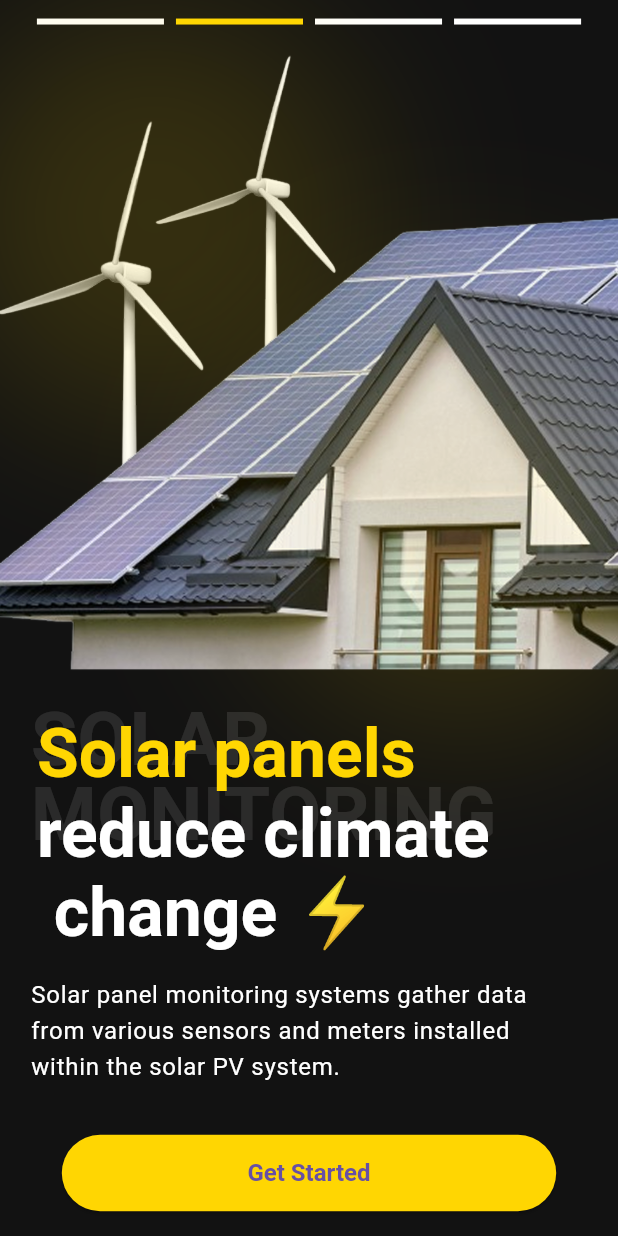
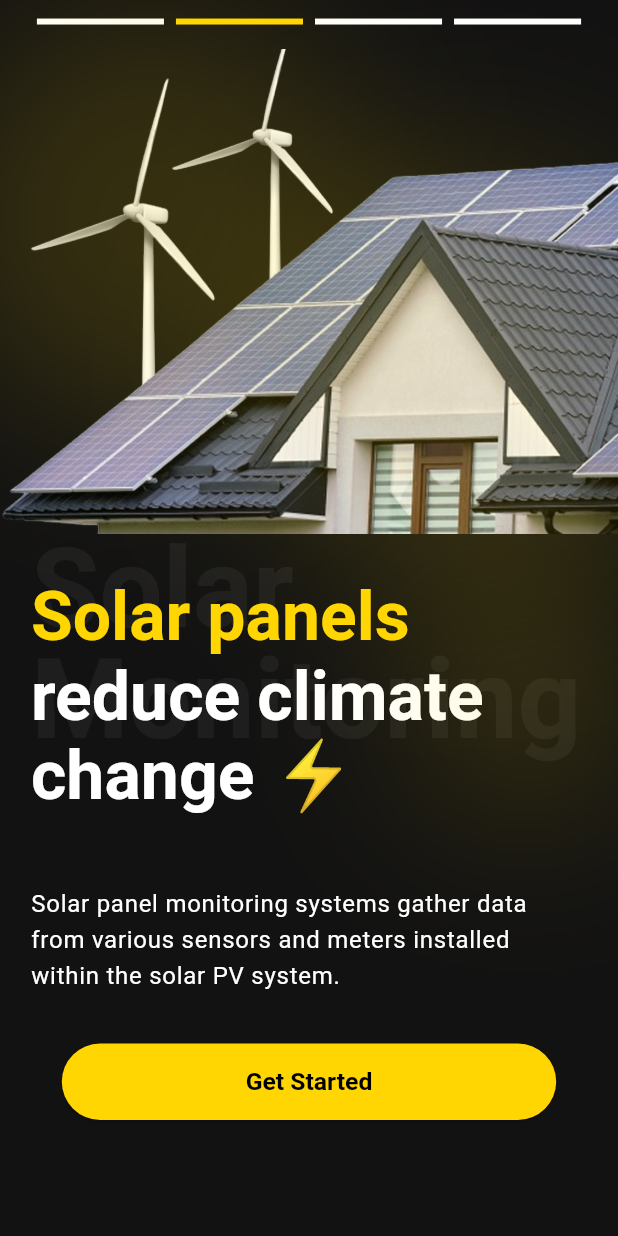
Before and after one commit to Elrmady09/solar_panel_monitoring_app, a Flutter app: the screen it shows after launch, on a phone screen of 412 x 824 dp. Run offline on Flutter 3.47's test engine with Material 3 defaults, Android fonts, the light colour scheme and no system bars; missing offline and left inert: dart:ffi.

Commit message:
Edit Onboard Page

```diff
--- /dev/null
+++ b/lib/core/utils/General Text.dart
@@ -0,0 +1,39 @@
+import 'package:flutter/material.dart';
+
+
+class GeneralText extends StatelessWidget {
+  const GeneralText({Key? key, required this.text, this.sizetext, this.fontWeight, this.color, this.padding, this.textAlign, this.maxLines, this.overflow, this.textDecoration, this.height, }) : super(key: key);
+  final String text;
+  final double? sizetext;
+  final FontWeight? fontWeight ;
+  final Color? color;
+  final EdgeInsets? padding;
+  final TextAlign? textAlign;
+  final int? maxLines;
+  final TextOverflow? overflow;
+  final TextDecoration? textDecoration;
+  final double? height;
+
+
+  @override
+  Widget build(BuildContext context) {
+    return Padding(
+      padding:padding ?? EdgeInsets.all(0) ,
+      child: Text(
+          text,
+        maxLines: maxLines,
+        overflow: overflow,
+        style: TextStyle(
+          fontSize: sizetext,
+          fontWeight:fontWeight,
+          color:color,
+          decoration: textDecoration,
+          decorationColor: Colors.black,
+            height:height,
+
+        ),
+        textAlign: textAlign,
+      ),
+    );
+  }
+}
--- a/lib/features/onboard/widgets/image_section.dart
+++ b/lib/features/onboard/widgets/image_section.dart
@@ -1,5 +1,6 @@
 
 import 'package:flutter/material.dart';
+import 'package:solar_panel_monitoring_app/features/onboard/widgets/yellow_shadow.dart';
 
 import '../../../core/constants/app_colors.dart';
 import '../../../core/constants/app_images.dart';
@@ -10,12 +11,11 @@ class ImageSection extends StatelessWidget {
   @override
   Widget build(BuildContext context) {
     final size = MediaQuery.of(context).size;
-    return Expanded(
-      child: Stack(
+    return Stack(
       children: [
         Container(
           width: size.width,
-            height: size.height ,
+          height: size.height * 0.392 ,
           decoration: BoxDecoration(
             image: DecorationImage(
                 image: AssetImage(AppImages.onbordingImage3x),
@@ -29,46 +29,15 @@ class ImageSection extends StatelessWidget {
         Positioned(
           top: size.height * 0.03,
           left: size.width * 0.05,
-            child: Container(
-              width: size.width * 0.4,
-              height: size.width * 0.4,
-              decoration: BoxDecoration(
-                //color: AppColors.yellow.withOpacity(0.3),
-                shape: BoxShape.circle,
-                boxShadow: [
-                  BoxShadow(
-                    color: AppColors.yellow.withOpacity(0.15), // 🔹 لون الظل
-                    blurRadius: 100, // 🔹 مدى نعومة الظل
-                    spreadRadius: 60, // 🔹 مدى انتشار الظل
-                    offset: Offset(0, 4), // 🔹 موقع الظل
-                  ),
-                ],
-
-              ),
-            ),
+          child: YellowShadow(),
         ),
         // ظل أصفر شفاف أسفل يسار
         Positioned(
           bottom: size.height * 0.03,
           right: size.width * 0.05,
-            child: Container(
-              width: size.width * 0.4,
-              height: size.width * 0.4,
-              decoration: BoxDecoration(
-                shape: BoxShape.circle,
-                boxShadow: [
-                  BoxShadow(
-                    color: AppColors.yellow.withOpacity(0.15), // 🔹 لون الظل
-                    blurRadius: 100, // 🔹 مدى نعومة الظل
-                    spreadRadius: 60, // 🔹 مدى انتشار الظل
-                    offset: Offset(0, 4), // 🔹 موقع الظل
+          child: YellowShadow(),
         ),
       ],
-              ),
-            ),
-          ),
-        ],
-      ),
     );
   }
 }
--- a/lib/features/onboard/widgets/onboard_content.dart
+++ b/lib/features/onboard/widgets/onboard_content.dart
@@ -1,5 +1,6 @@
 import 'package:flutter/material.dart';
 import 'package:solar_panel_monitoring_app/core/constants/app_images.dart';
+import 'package:solar_panel_monitoring_app/core/utils/General%20Text.dart';
 import 'package:solar_panel_monitoring_app/features/onboard/widgets/title_with_reflection_section.dart';
 import 'package:solar_panel_monitoring_app/features/onboard/widgets/top_indicator_section.dart';
 
@@ -23,7 +24,6 @@ class OnboardContent extends StatelessWidget {
         const HeightSpace(space: 0.02),
         // الصورة مع الظلال الصفراء
         ImageSection(),
-        const HeightSpace(space: 0.025),
         // العنوان مع "انعكاس" خلفي
         TitleWithReflectionSection(),
 
@@ -48,9 +48,13 @@ class OnboardContent extends StatelessWidget {
             width: size.width * 0.8,
             child: ElevatedButton(
               onPressed: () {
-                // TODO: الانتقال للصفحة التالية
+
               },
-              child: const Text('Get Started'),
+              child: GeneralText(
+                  text: 'Get Started',
+                sizetext: size.width * 0.04,
+                color: Colors.black,
+              ),
             ),
           ),
         ),
--- a/lib/features/onboard/widgets/title_with_reflection_section.dart
+++ b/lib/features/onboard/widgets/title_with_reflection_section.dart
@@ -1,5 +1,7 @@
 
 import 'package:flutter/material.dart';
+import 'package:solar_panel_monitoring_app/core/utils/General%20Text.dart';
+import 'package:solar_panel_monitoring_app/features/onboard/widgets/yellow_shadow.dart';
 
 import '../../../core/constants/app_colors.dart';
 
@@ -9,26 +11,26 @@ class TitleWithReflectionSection extends StatelessWidget {
   @override
   Widget build(BuildContext context) {
     final size = MediaQuery.of(context).size;
-    return Padding(
-      padding: EdgeInsets.symmetric(horizontal: size.width * 0.05),
+    return SizedBox(
+      width: size.width,
+      height: size.height * 0.265,
       child: Stack(
         children: [
           // نص عريض وشفّاف بالخلف
           Opacity(
-            opacity: 0.1,
-            child: Text(
-              'SOLAR\nMONITORING',
-              style: TextStyle(
-                fontSize: 50,
-                fontWeight: FontWeight.bold,
-                color: AppColors.white,
-                height: 1.0,
-              ),
+            opacity: 0.05,
+            child: GeneralText(
+              padding: EdgeInsets.symmetric(horizontal: size.width * 0.05),
+              text: 'Solar\nMonitoring',
+              sizetext:size.width * 0.18 ,
+              fontWeight: FontWeight.bold,
+              color: AppColors.white,
+              height: 1.0,
             ),
           ),
           // النص الفعلي
           Padding(
-            padding: const EdgeInsets.only(top: 8, left: 4),
+            padding:EdgeInsets.only(top: size.height * 0.035, left: size.width * 0.05,right: size.width * 0.05),
             child: RichText(
               text: TextSpan(
                 children: [
@@ -41,7 +43,7 @@ class TitleWithReflectionSection extends StatelessWidget {
                     ),
                   ),
                   TextSpan(
-                    text: 'reduce climate\n change ⚡',
+                    text: 'reduce climate\nchange ⚡',
                     style: TextStyle(
                       color: AppColors.white,
                       fontSize: size.width * 0.11,
@@ -52,6 +54,14 @@ class TitleWithReflectionSection extends StatelessWidget {
               ),
             ),
           ),
+          Positioned(
+            right: size.width * 0.1,
+              top: size.height * 0.08,
+              child: YellowShadow(
+                width: size.width * 0.1,
+                heigh: size.height * 0.1,
+              ),
+          ),
         ],
       ),
     );
--- /dev/null
+++ b/lib/features/onboard/widgets/yellow_shadow.dart
@@ -0,0 +1,33 @@
+
+import 'dart:ffi';
+
+import 'package:flutter/material.dart';
+
+import '../../../core/constants/app_colors.dart';
+
+class YellowShadow extends StatelessWidget {
+  const YellowShadow({Key? key, this.width, this.heigh}) : super(key: key);
+  final double? width;
+  final double? heigh;
+
+  @override
+  Widget build(BuildContext context) {
+    final size = MediaQuery.of(context).size;
+    return Container(
+      width: width ?? size.width * 0.4,
+      height: heigh ?? size.width * 0.4,
+      decoration: BoxDecoration(
+        shape: BoxShape.circle,
+        boxShadow: [
+          BoxShadow(
+            color: AppColors.yellow.withOpacity(0.15), // 🔹 لون الظل
+            blurRadius: 100, // 🔹 مدى نعومة الظل
+            spreadRadius: 60, // 🔹 مدى انتشار الظل
+            offset: Offset(0, 4), // 🔹 موقع الظل
+          ),
+        ],
+
+      ),
+    );
+  }
+}
```
Lines whose indentation alone changed are shown as unchanged.
